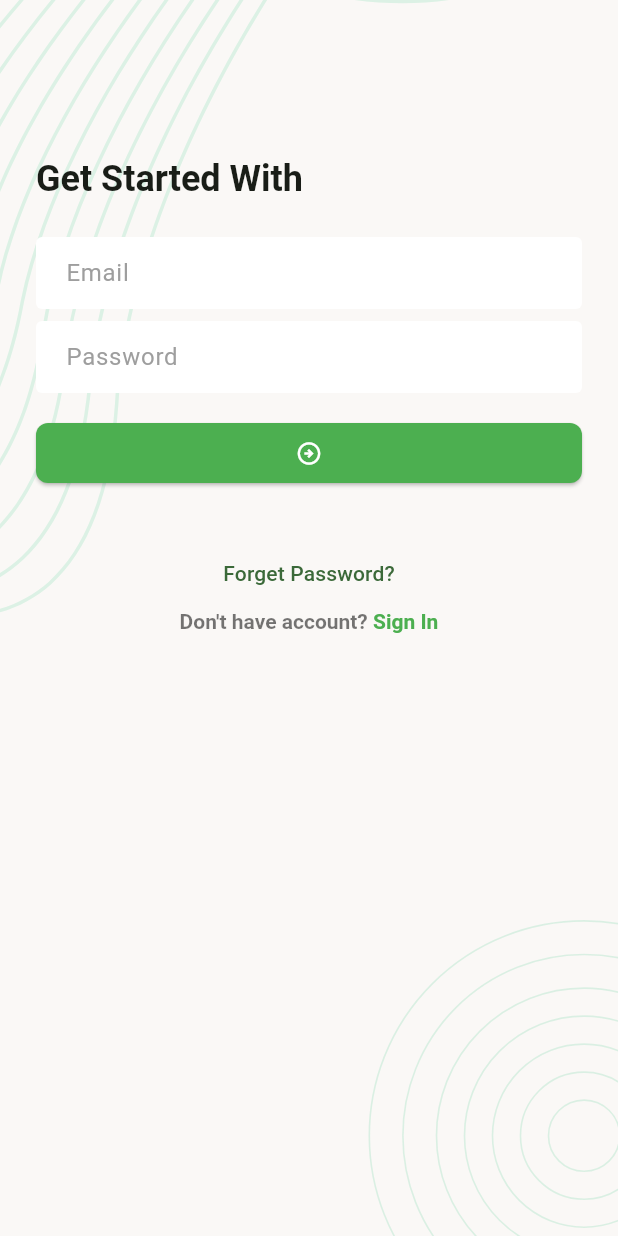
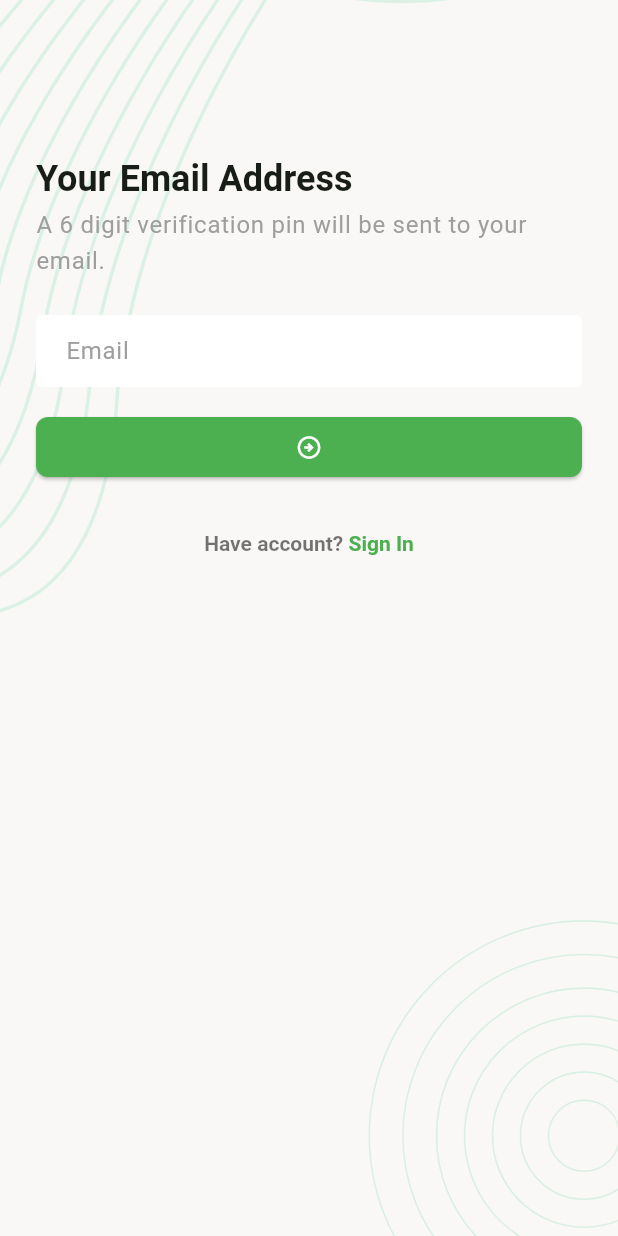
Before and after one commit to SanaulParvej/task_manager, a Flutter app: the screen it shows after launch, after a tap on "Forget Password?", on a phone screen of 412 x 824 dp. Run offline on Flutter 3.47's test engine with Material 3 defaults, Android fonts, the phone set to English and light mode, and no system bars; our stand-ins replace flutter_svg, pin_code_fields.

Commit message:
new update

```diff
--- /dev/null
+++ b/lib/ui/screens/forget_password_verify_email_screen.dart
@@ -0,0 +1,110 @@
+import 'package:flutter/gestures.dart';
+import 'package:flutter/material.dart';
+import 'package:task_manager/ui/widgets/screen_background.dart';
+
+import 'forget_password_pin_verification_screen.dart';
+
+class ForgetPasswordVerifyEmailScreen extends StatefulWidget {
+  const ForgetPasswordVerifyEmailScreen({super.key});
+
+  @override
+  State<ForgetPasswordVerifyEmailScreen> createState() =>
+      _ForgetPasswordVerifyEmailScreenState();
+}
+
+class _ForgetPasswordVerifyEmailScreenState
+    extends State<ForgetPasswordVerifyEmailScreen> {
+  final TextEditingController _emailTEController = TextEditingController();
+  final GlobalKey<FormState> _formKey = GlobalKey<FormState>();
+
+  @override
+  Widget build(BuildContext context) {
+    return Scaffold(
+      body: ScreenBackground(
+        child: Padding(
+          padding: const EdgeInsets.all(24),
+          child: Form(
+            key: _formKey,
+            child: Column(
+              crossAxisAlignment: CrossAxisAlignment.start,
+              children: [
+                const SizedBox(
+                  height: 80,
+                ),
+                Text(
+                  'Your Email Address',
+                  style: Theme.of(context).textTheme.titleLarge,
+                ),
+                const SizedBox(
+                  height: 4,
+                ),
+                Text(
+                  'A 6 digit verification pin will be sent to your email.',
+                  style: Theme.of(context).textTheme.bodyLarge?.copyWith(
+                        color: Colors.grey,
+                      ),
+                ),
+                const SizedBox(height: 24),
+                TextFormField(
+                  textInputAction: TextInputAction.next,
+                  keyboardType: TextInputType.emailAddress,
+                  controller: _emailTEController,
+                  decoration: InputDecoration(
+                    hintText: 'Email',
+                  ),
+                ),
+                const SizedBox(height: 16),
+                ElevatedButton(
+                    onPressed: _onTapSubmitButton,
+                    child: const Icon(Icons.arrow_circle_right_outlined)),
+                const SizedBox(height: 32),
+                Center(
+                  child: RichText(
+                    text: TextSpan(
+                      style: TextStyle(
+                        color: Colors.black54,
+                        fontWeight: FontWeight.w600,
+                        fontSize: 14,
+                      ),
+                      children: [
+                        TextSpan(text: "Have account? "),
+                        TextSpan(
+                          text: "Sign In",
+                          style: TextStyle(
+                            color: Colors.green,
+                            fontWeight: FontWeight.bold,
+                          ),
+                          recognizer: TapGestureRecognizer()
+                            ..onTap = _onTapSignInButton,
+                        ),
+                      ],
+                    ),
+                  ),
+                )
+              ],
+            ),
+          ),
+        ),
+      ),
+    );
+  }
+
+  void _onTapSubmitButton() {
+    Navigator.push(
+      context,
+      MaterialPageRoute(
+        builder: (context) => const ForgetPasswordPinVerificationScreen(),
+      ),
+    );
+  }
+
+  void _onTapSignInButton() {
+    Navigator.pop(context);
+  }
+
+  @override
+  void dispose() {
+    _emailTEController.dispose();
+    super.dispose();
+  }
+}
--- a/lib/ui/screens/login_screen.dart
+++ b/lib/ui/screens/login_screen.dart
@@ -1,5 +1,7 @@
 import 'package:flutter/gestures.dart';
 import 'package:flutter/material.dart';
+import 'package:task_manager/ui/screens/forget_password_verify_email_screen.dart';
+import 'package:task_manager/ui/screens/register_screen.dart';
 import 'package:task_manager/ui/widgets/screen_background.dart';
 
 class LoginScreen extends StatefulWidget {
@@ -10,12 +12,18 @@ class LoginScreen extends StatefulWidget {
 }
 
 class _LoginScreenState extends State<LoginScreen> {
+  final TextEditingController _emailTEController = TextEditingController();
+  final TextEditingController _passwordTEController = TextEditingController();
+  final GlobalKey<FormState> _formKey = GlobalKey<FormState>();
+
   @override
   Widget build(BuildContext context) {
     return Scaffold(
       body: ScreenBackground(
         child: Padding(
           padding: const EdgeInsets.all(24),
+          child: Form(
+            key: _formKey,
             child: Column(
               crossAxisAlignment: CrossAxisAlignment.start,
               children: [
@@ -28,12 +36,17 @@ class _LoginScreenState extends State<LoginScreen> {
                 ),
                 const SizedBox(height: 24),
                 TextFormField(
+                  textInputAction: TextInputAction.next,
+                  keyboardType: TextInputType.emailAddress,
+                  controller: _emailTEController,
                   decoration: InputDecoration(
                     hintText: 'Email',
                   ),
                 ),
                 const SizedBox(height: 8),
                 TextFormField(
+                  textInputAction: TextInputAction.next,
+                  controller: _passwordTEController,
                   decoration: InputDecoration(
                     hintText: 'Password',
                   ),
@@ -59,13 +72,13 @@ class _LoginScreenState extends State<LoginScreen> {
                           children: [
                             TextSpan(text: "Don't have account? "),
                             TextSpan(
-                            text: "Sign In",
+                              text: "Sign Up",
                               style: TextStyle(
                                 color: Colors.green,
                                 fontWeight: FontWeight.bold,
                               ),
                               recognizer: TapGestureRecognizer()
-                              ..onTap = _onTapSignInButton,
+                                ..onTap = _onTapSignUpButton,
                             ),
                           ],
                         ),
@@ -77,10 +90,32 @@ class _LoginScreenState extends State<LoginScreen> {
             ),
           ),
         ),
+      ),
     );
   }
 
-  void _onTapForgetPasswordButton() {}
+  void _onTapForgetPasswordButton() {
+    Navigator.push(
+      context,
+      MaterialPageRoute(
+        builder: (context) => const ForgetPasswordVerifyEmailScreen(),
+      ),
+    );
+  }
 
-  void _onTapSignInButton() {}
+  void _onTapSignUpButton() {
+    Navigator.push(
+      context,
+      MaterialPageRoute(
+        builder: (context) => const RegisterScreen(),
+      ),
+    );
   }
+
+  @override
+  void dispose() {
+    _emailTEController.dispose();
+    _passwordTEController.dispose();
+    super.dispose();
+  }
+}
--- a/pubspec.yaml
+++ b/pubspec.yaml
@@ -34,6 +34,7 @@ dependencies:
   # Use with the CupertinoIcons class for iOS style icons.
   cupertino_icons: ^1.0.8
   flutter_svg: ^2.0.17
+  pin_code_fields: ^8.0.1
 
 
 dev_dependencies:
```
Also changed, not shown: lib/ui/screens/forget_password_pin_verification_screen.dart (added, +126 -0 lines), lib/ui/screens/register_screen.dart (added, +134 -0 lines), lib/ui/screens/reset_password_screen.dart (added, +119 -0 lines), pubspec.lock. Lines whose indentation alone changed are shown as unchanged.
